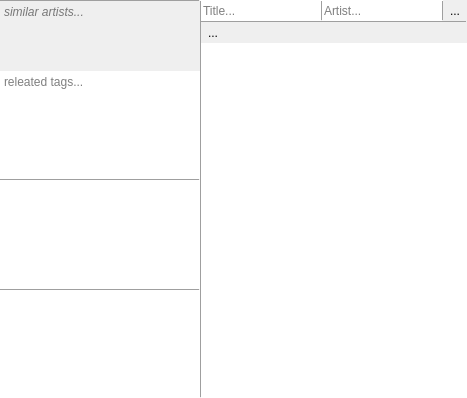
The window that infoview.ui (milohr/babe-qt) describes before a commit, drawn with Qt 5.
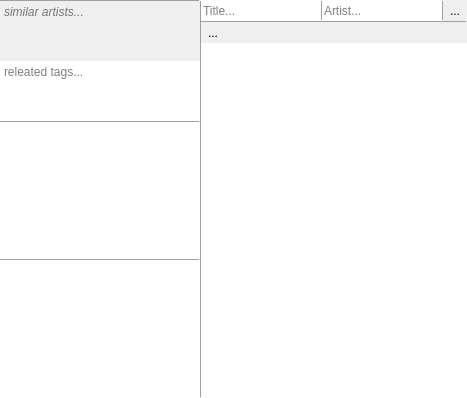
The same window after the commit. Icons and pictures are not drawn.

The edit to the form file:
```diff
--- a/infoview.ui
+++ b/infoview.ui
@@ -316,7 +316,7 @@
             <property name="maximumSize">
              <size>
               <width>16777215</width>
-              <height>70</height>
+              <height>60</height>
              </size>
             </property>
             <property name="font">
@@ -399,6 +399,18 @@
           </item>
           <item row="1" column="0">
            <widget class="QTextBrowser" name="tagsInfo">
+            <property name="sizePolicy">
+             <sizepolicy hsizetype="Expanding" vsizetype="Minimum">
+              <horstretch>0</horstretch>
+              <verstretch>0</verstretch>
+             </sizepolicy>
+            </property>
+            <property name="maximumSize">
+             <size>
+              <width>16777215</width>
+              <height>60</height>
+             </size>
+            </property>
             <property name="frameShape">
              <enum>QFrame::NoFrame</enum>
             </property>
```
